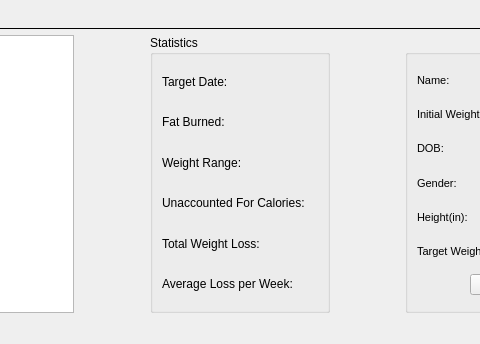
First picture: the form in mainwindow.ui, repository madmaps/HealthCalc, before the edit; both pictures show x 346 to 826 and y 277 to 621 of the 1038 by 621 pixel window.
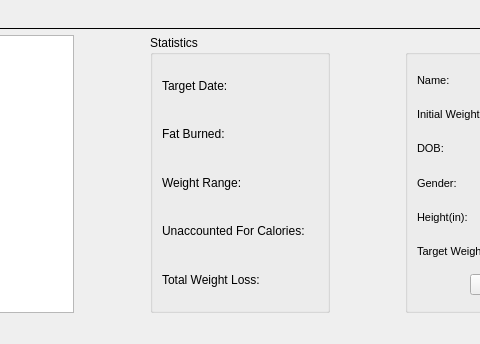
Second picture: the form after the edit. Custom widgets are drawn as their Qt base class.

```diff
--- a/mainwindow.ui
+++ b/mainwindow.ui
@@ -294,24 +294,6 @@
            </item>
           </layout>
          </item>
-         <item>
-          <layout class="QHBoxLayout" name="horizontalLayout_16">
-           <item>
-            <widget class="QLabel" name="label_5">
-             <property name="text">
-              <string>Average Loss per Week:</string>
-             </property>
-            </widget>
-           </item>
-           <item>
-            <widget class="QLabel" name="avgLossPerWeekLabel">
-             <property name="text">
-              <string/>
-             </property>
-            </widget>
-           </item>
-          </layout>
-         </item>
         </layout>
        </widget>
       </item>
```
Left out of the diff: 9 changed lines with no effect on the pictures.
